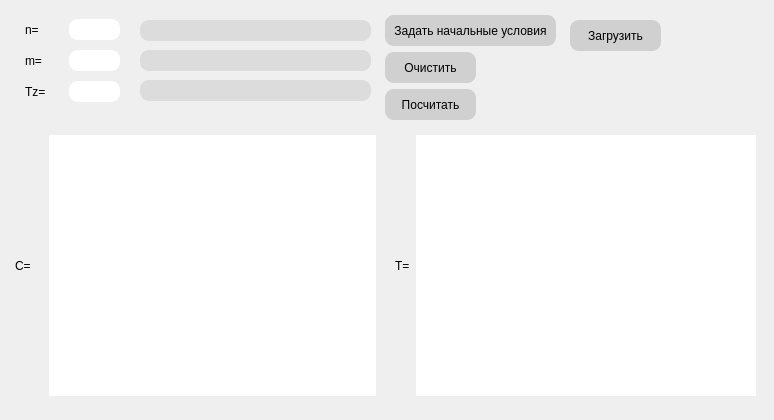
Above: FormApp.ui from MedvedevIgS/UvBS before the change. Below: the same form after it.
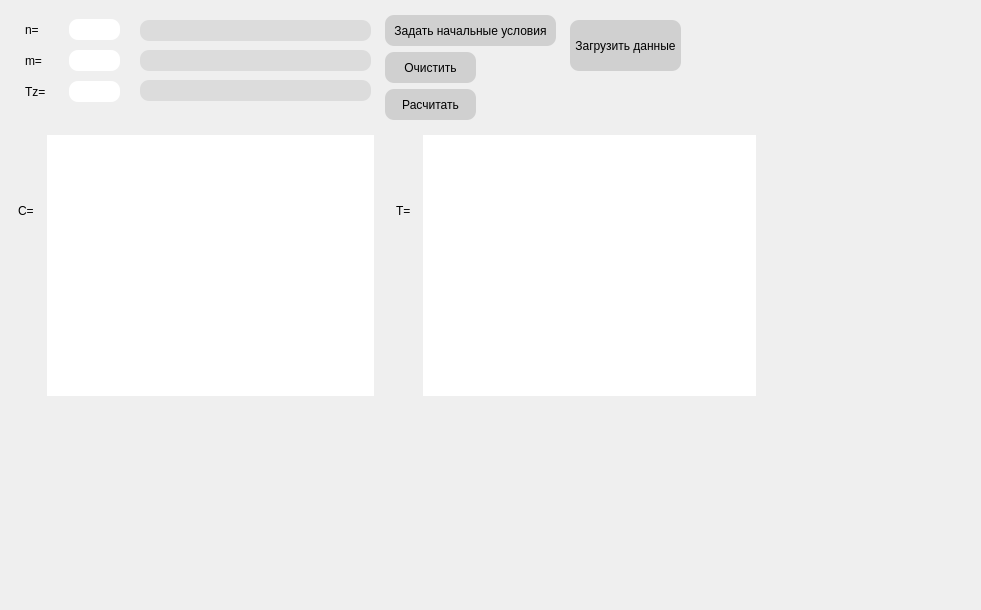
That is the form after the change.

Commit message: Небольшие изменения в оформлении

Patch:
```diff
--- a/FormApp.ui
+++ b/FormApp.ui
@@ -6,8 +6,8 @@
    <rect>
     <x>0</x>
     <y>0</y>
-    <width>774</width>
-    <height>420</height>
+    <width>981</width>
+    <height>610</height>
    </rect>
   </property>
   <property name="windowTitle">
@@ -40,14 +40,55 @@
       <number>5</number>
      </property>
      <item>
-      <widget class="QLabel" name="label_5">
-       <property name="styleSheet">
-        <string notr="true">font: 16pt &quot;MS Shell Dlg 2&quot;;</string>
+      <layout class="QVBoxLayout" name="verticalLayout_3">
+       <property name="leftMargin">
+        <number>1</number>
        </property>
-       <property name="text">
-        <string>T=</string>
+       <property name="topMargin">
+        <number>1</number>
        </property>
-      </widget>
+       <property name="rightMargin">
+        <number>1</number>
+       </property>
+       <property name="bottomMargin">
+        <number>1</number>
+       </property>
+       <item>
+        <widget class="QLabel" name="label_7">
+         <property name="sizePolicy">
+          <sizepolicy hsizetype="Fixed" vsizetype="Fixed">
+           <horstretch>0</horstretch>
+           <verstretch>0</verstretch>
+          </sizepolicy>
+         </property>
+         <property name="minimumSize">
+          <size>
+           <width>0</width>
+           <height>150</height>
+          </size>
+         </property>
+         <property name="styleSheet">
+          <string notr="true">font: 16pt &quot;MS Shell Dlg 2&quot;;</string>
+         </property>
+         <property name="text">
+          <string>T=</string>
+         </property>
+        </widget>
+       </item>
+       <item>
+        <spacer name="verticalSpacer_2">
+         <property name="orientation">
+          <enum>Qt::Vertical</enum>
+         </property>
+         <property name="sizeHint" stdset="0">
+          <size>
+           <width>20</width>
+           <height>40</height>
+          </size>
+         </property>
+        </spacer>
+       </item>
+      </layout>
      </item>
      <item>
       <widget class="QTableWidget" name="TMatr"/>
@@ -77,14 +118,55 @@
       <number>5</number>
      </property>
      <item>
-      <widget class="QLabel" name="label_6">
-       <property name="styleSheet">
-        <string notr="true">font: 16pt &quot;MS Shell Dlg 2&quot;;</string>
+      <layout class="QVBoxLayout" name="verticalLayout_2">
+       <property name="leftMargin">
+        <number>1</number>
        </property>
-       <property name="text">
-        <string>C=</string>
+       <property name="topMargin">
+        <number>1</number>
        </property>
-      </widget>
+       <property name="rightMargin">
+        <number>1</number>
+       </property>
+       <property name="bottomMargin">
+        <number>1</number>
+       </property>
+       <item>
+        <widget class="QLabel" name="label_6">
+         <property name="sizePolicy">
+          <sizepolicy hsizetype="Fixed" vsizetype="Fixed">
+           <horstretch>0</horstretch>
+           <verstretch>0</verstretch>
+          </sizepolicy>
+         </property>
+         <property name="minimumSize">
+          <size>
+           <width>0</width>
+           <height>150</height>
+          </size>
+         </property>
+         <property name="styleSheet">
+          <string notr="true">font: 16pt &quot;MS Shell Dlg 2&quot;;</string>
+         </property>
+         <property name="text">
+          <string>C=</string>
+         </property>
+        </widget>
+       </item>
+       <item>
+        <spacer name="verticalSpacer">
+         <property name="orientation">
+          <enum>Qt::Vertical</enum>
+         </property>
+         <property name="sizeHint" stdset="0">
+          <size>
+           <width>20</width>
+           <height>40</height>
+          </size>
+         </property>
+        </spacer>
+       </item>
+      </layout>
      </item>
      <item>
       <widget class="QTableWidget" name="CMatr">
@@ -104,7 +186,7 @@
      </item>
     </layout>
    </widget>
-   <widget class="QWidget" name="">
+   <widget class="QWidget" name="layoutWidget">
     <property name="geometry">
      <rect>
       <x>380</x>
@@ -214,7 +296,7 @@
         <string notr="true">background-color: rgb(208, 208, 208);</string>
        </property>
        <property name="text">
-        <string>Посчитать</string>
+        <string>Расчитать</string>
        </property>
       </widget>
      </item>
@@ -318,18 +400,18 @@
      <rect>
       <x>570</x>
       <y>20</y>
-      <width>91</width>
-      <height>31</height>
+      <width>111</width>
+      <height>51</height>
      </rect>
     </property>
     <property name="styleSheet">
      <string notr="true">background-color: rgb(208, 208, 208);</string>
     </property>
     <property name="text">
-     <string>Загрузить</string>
+     <string>Загрузить данные</string>
     </property>
    </widget>
-   <widget class="QWidget" name="">
+   <widget class="QWidget" name="layoutWidget">
     <property name="geometry">
      <rect>
       <x>20</x>
```
